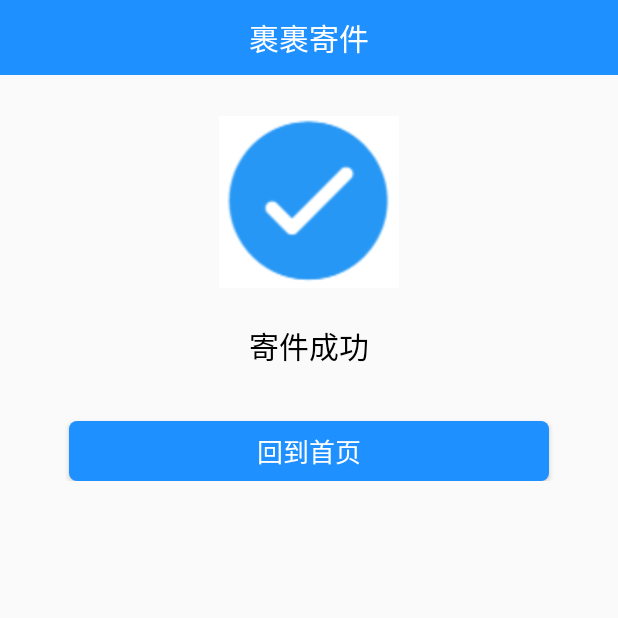
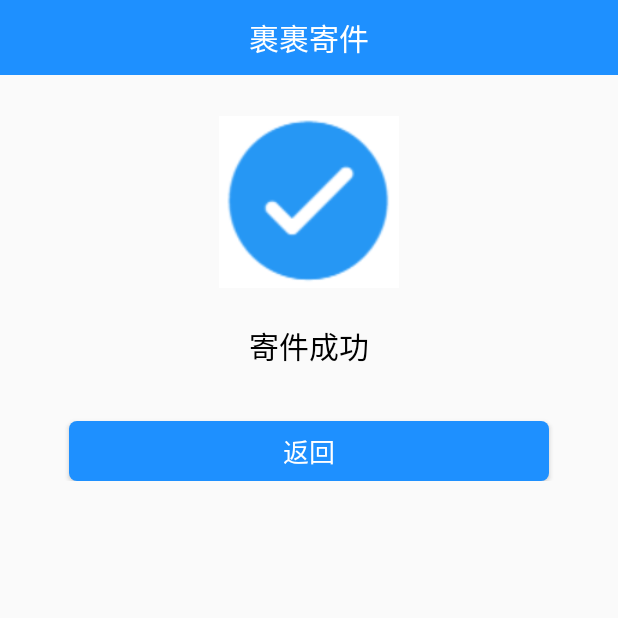
Before and after one commit to Tsukansama/Android_Group08, an Android app: the SendSucceedActivity screen opened directly, with no data from a screen before it, on a phone screen of 412 x 824 dp, the top half of it. Run offline under Robolectric (Android 15) with nearby library versions, the phone set to English and light mode, and no system bars.

Commit message:
安源5月9日15:32提交

```diff
--- a/app/src/main/java/com/example/cainiaoguo/ui/activity/SendSucceedActivity.java
+++ b/app/src/main/java/com/example/cainiaoguo/ui/activity/SendSucceedActivity.java
@@ -21,9 +21,7 @@ public class SendSucceedActivity extends AppCompatActivity {
         btn.setOnClickListener(new View.OnClickListener() {
             @Override
             public void onClick(View v) {
-                Intent intent = new Intent();
-                intent.setClass(SendSucceedActivity.this, HomeFragment.class);
-                startActivity(intent);
+                SendSucceedActivity.this.finish();
             }
         });
     }
--- a/app/src/main/res/layout/activity_send_succeed.xml
+++ b/app/src/main/res/layout/activity_send_succeed.xml
@@ -61,7 +61,7 @@
             android:layout_centerHorizontal="true"
             android:layout_marginTop="15dp"
             android:background="@drawable/edge_shape"
-            android:text="回到首页"
+            android:text="返回"
             android:textSize="17dp"
             android:textColor="#FFFFFF" />
     </RelativeLayout>
--- a/app/src/main/res/layout/listview.xml
+++ b/app/src/main/res/layout/listview.xml
@@ -16,7 +16,7 @@
         android:layout_height="match_parent"
         android:layout_marginLeft="20dp"
         android:layout_toRightOf="@id/list_view_icon"
-        android:text="我是标题"
+        android:text="签收状态"
         android:textSize="25dp" />
     <TextView
         android:id="@+id/list_view_title1"
```
